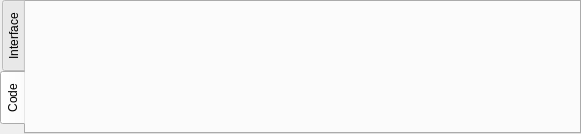
The window that Qt/qt4_faust_plugin_widget.ui (kmatheussen/radium) describes before a commit, drawn with Qt 5.
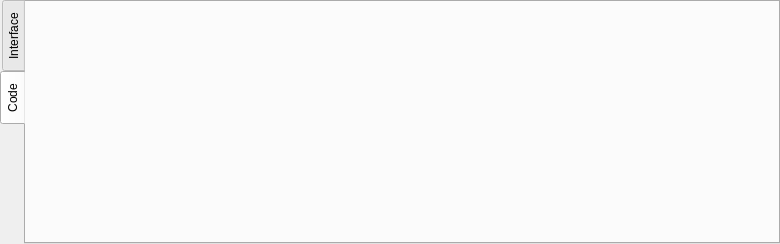
The same window after the commit.

The edit to the form file:
```diff
--- a/Qt/qt4_faust_plugin_widget.ui
+++ b/Qt/qt4_faust_plugin_widget.ui
@@ -6,8 +6,8 @@
    <rect>
     <x>0</x>
     <y>0</y>
-    <width>581</width>
-    <height>134</height>
+    <width>780</width>
+    <height>244</height>
    </rect>
   </property>
   <property name="sizePolicy">
```
